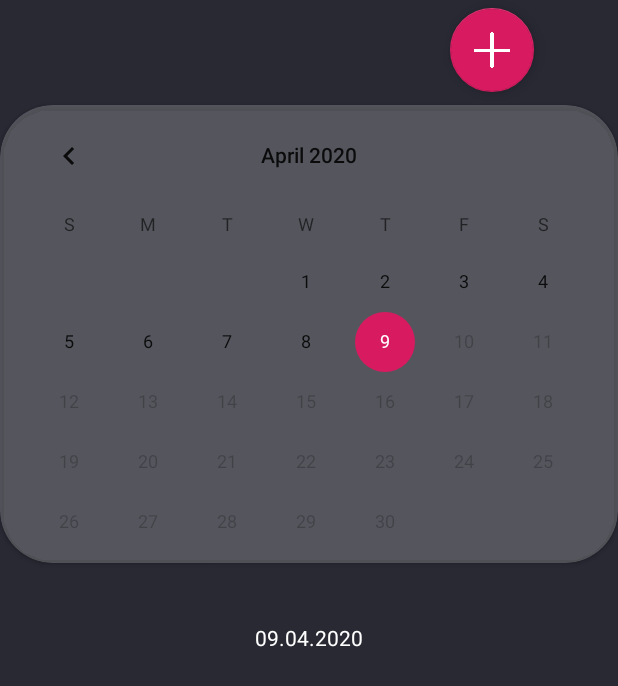
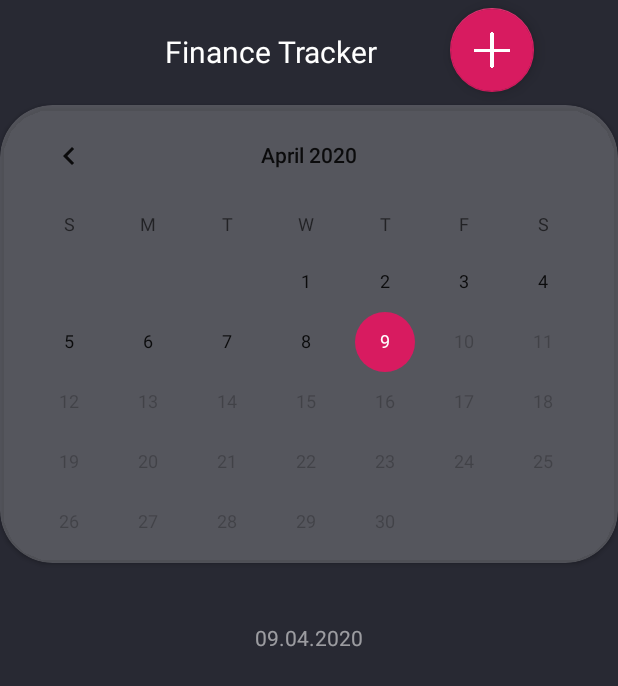
Before and after one commit to thisisaish/FinanceTracker, an Android app: the screen it shows after launch (MainActivity), on a phone screen of 412 x 824 dp. Shown: the top 686 px of the screen. Run offline under Robolectric (Android 15) with nearby library versions, the phone set to English and light mode, and no system bars; libraries missing offline, so code that uses them is left out: jxl.format, jxl.read.biff, jxl.write; 4 statements that could not run were skipped.

Commit message:
Still enhanced

```diff
--- a/app/src/main/java/sample/example/com/financetracker/MainActivity.java
+++ b/app/src/main/java/sample/example/com/financetracker/MainActivity.java
@@ -52,6 +52,7 @@ public class MainActivity extends AppCompatActivity {
         addBtn = findViewById(R.id.floatingActionButton);
 
         calendarView.setMaxDate(calendarView.getDate());
+        textView.setTextColor(getResources().getColor(R.color.mildText));
         textView.setText(new SimpleDateFormat("dd.MM.yyyy").format(calendarView.getDate()));
 
         lFileName = new SimpleDateFormat("MMM-yyyy").format(calendarView.getDate());
@@ -141,7 +142,7 @@ public class MainActivity extends AppCompatActivity {
         TextView cell = new TextView(this);
         cell.setText(cellValues[0]);
         cell.setWidth(500);
-        cell.setTextColor(getResources().getColor(R.color.textColor));
+        cell.setTextColor(getResources().getColor(R.color.mildText));
         cell.setPadding(20,30,cell.getPaddingRight(),30);
         TextView cost = new TextView(this);
         cost.setText(cellValues[1]);
@@ -149,7 +150,7 @@ public class MainActivity extends AppCompatActivity {
         if (Build.VERSION.SDK_INT >= Build.VERSION_CODES.JELLY_BEAN_MR1) {
             cost.setTextAlignment(View.TEXT_ALIGNMENT_VIEW_END);
         }
-        cost.setTextColor(getResources().getColor(R.color.textColor));
+        cost.setTextColor(getResources().getColor(R.color.mildText));
         row.addView(cell);
         row.addView(cost);
         return row;
--- a/app/src/main/res/layout/activity_main.xml
+++ b/app/src/main/res/layout/activity_main.xml
@@ -14,6 +14,16 @@
 <!--        android:layout_height="match_parent"-->
 <!--        android:orientation="vertical">-->
 
+    <TextView
+        android:layout_width="300dp"
+        android:layout_height="wrap_content"
+        android:textSize="20sp"
+        android:layout_marginTop="5dp"
+        android:text="Finance Tracker"
+        android:textColor="@color/textColor"
+        android:paddingTop="15dp"
+        android:paddingBottom="15dp"
+        android:paddingLeft="110dp"/>
         <com.google.android.material.floatingactionbutton.FloatingActionButton
             android:id="@+id/floatingActionButton"
             android:layout_width="wrap_content"
--- a/app/src/main/res/layout/activity_reports.xml
+++ b/app/src/main/res/layout/activity_reports.xml
@@ -44,8 +44,9 @@
         android:gravity="center_horizontal"
         android:paddingTop="10dp"
         android:text="Transactions"
+        android:textSize="17sp"
         android:textAlignment="center"
-        android:textColor="@color/textColor" />
+        android:textColor="@color/mildText" />
 
     <ScrollView
         android:layout_width="match_parent"
--- a/app/src/main/res/values/colors.xml
+++ b/app/src/main/res/values/colors.xml
@@ -6,6 +6,7 @@
     <color name="textColor">#ffffff</color>
     <color name="bgColor">#11FFFFFF</color>
     <color name="calendar">#37FFFFFF</color>
+    <color name="mildText">#8AFFFFFF</color>
     <color name="transparent">#00FFFFFF</color>
     <color name="graphStart">#DCFA5080</color>
     <color name="graphEnd">#ADFA5080</color>
```
Also changed, not shown: app/src/main/java/sample/example/com/financetracker/ReportsActivity.java (+35 -8 lines).
